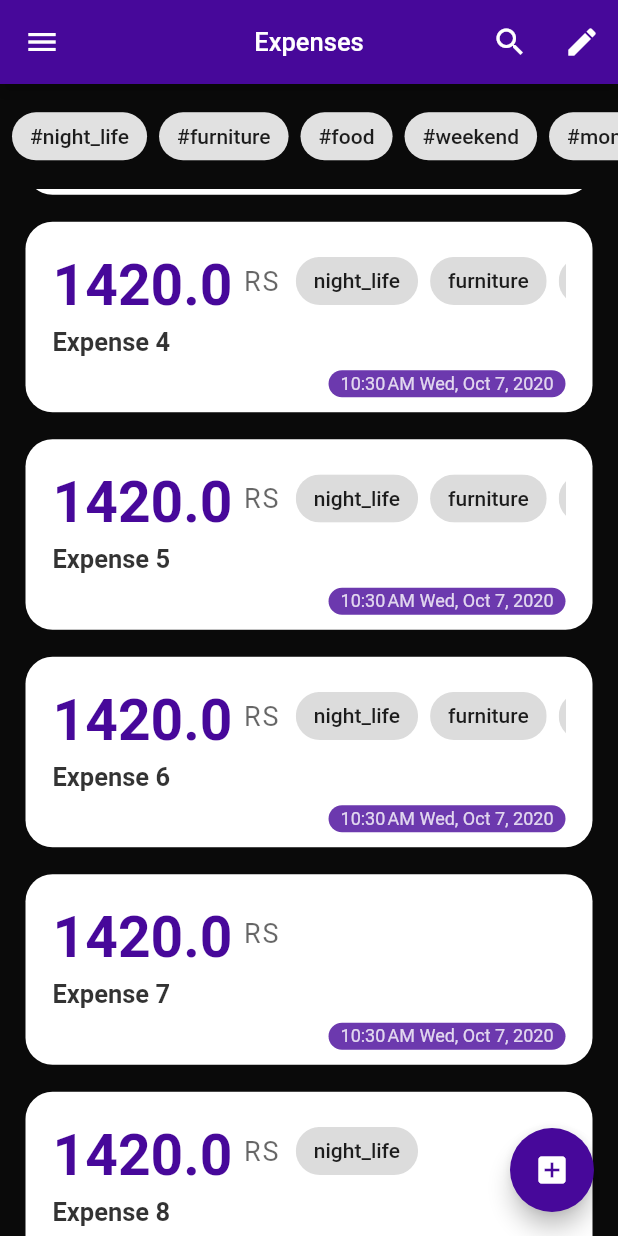
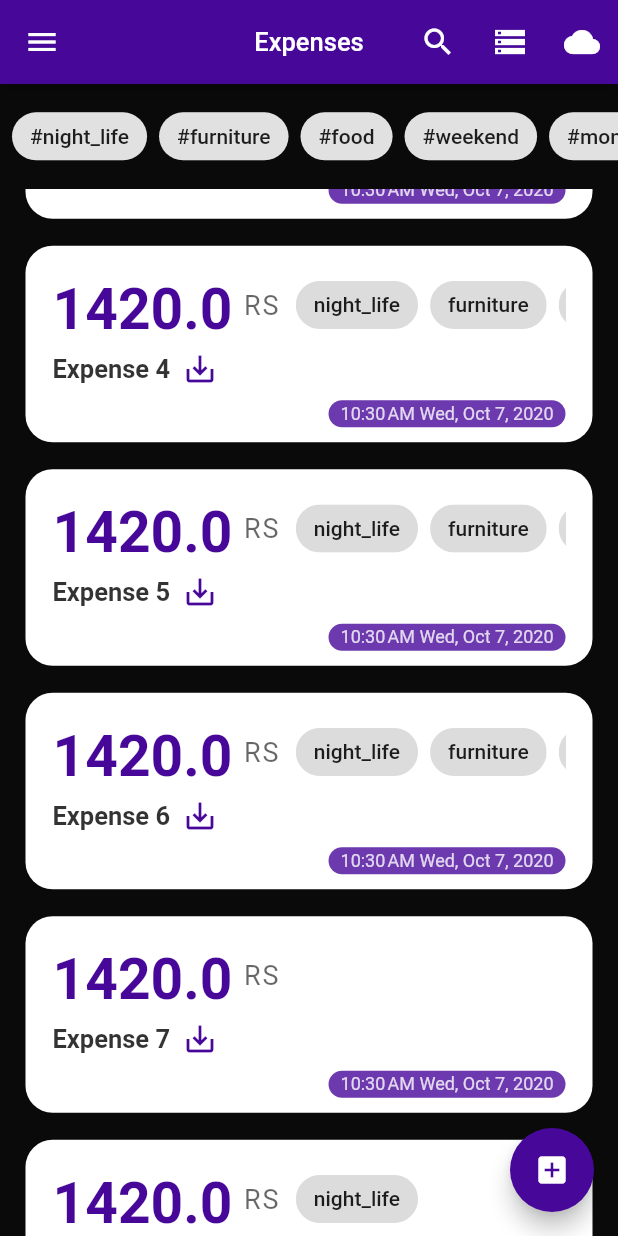
Before and after one commit to pccoeacm/expenses-flutter-app, a Flutter app: the screen it shows after launch, scrolled down 576 dp, after a tap on the "search" icon, on a phone screen of 412 x 824 dp. Run offline on Flutter 3.47's test engine with Material 2 defaults, Android fonts, the phone set to English and light mode, and no system bars; our stand-ins replace google_fonts, sqflite; accounts and stored records are empty; Roboto replaces fonts that are missing (Ubuntu).

Commit message:
Add sqflite package to store data in local database

```diff
--- /dev/null
+++ b/lib/data/db/app_database.dart
@@ -0,0 +1,45 @@
+import 'package:Expense/data/models/expense.dart';
+import 'package:path/path.dart';
+import 'package:sqflite/sqflite.dart';
+
+class AppDatabase {
+  static const String DATABASE_NAME = 'expenses.db';
+  static const int DATABASE_VERSION = 1;
+
+  Database _db;
+
+  Future<Database> get database async {
+    if (_db != null) return _db;
+    _db = await _initDatabase();
+    return _db;
+  }
+
+  _initDatabase() async {
+    return await openDatabase(
+      join(await getDatabasesPath(), DATABASE_NAME),
+      onCreate: _onCreate,
+      version: DATABASE_VERSION,
+    );
+  }
+
+  Future cleanDB() async {
+    final db = await database;
+    [EXPENSE_TABLE].forEach((table) {
+      db.delete(table);
+    });
+  }
+
+  Future _onCreate(Database db, int version) async {
+    await db.execute('''
+      CREATE TABLE IF NOT EXISTS $EXPENSE_TABLE
+      (
+        idLocal INTEGER PRIMARY KEY,
+        id INTEGER,
+        amount REAL,
+        itemDescription VARCHAR(555),
+        time INTEGER,
+        tags TEXT
+      )
+    ''');
+  }
+}
--- a/lib/main.dart
+++ b/lib/main.dart
@@ -1,3 +1,5 @@
+import 'package:Expense/data/db/app_database.dart';
+import 'package:Expense/data/db/dao/expense_dao.dart';
 import 'package:Expense/pages/home.dart';
 import 'package:Expense/providers/expenses.dart';
 import 'package:Expense/providers/search.dart';
@@ -18,7 +20,8 @@ class MyApp extends StatelessWidget {
     ]);
     return MultiProvider(
       providers: [
-        ChangeNotifierProvider(create: (_) => Expenses()),
+        // TODO use a Dependency Injector patter to inject DAOs and DB class
+        ChangeNotifierProvider(create: (_) => Expenses(ExpenseDao(AppDatabase()))),
         ChangeNotifierProvider(create: (_) => Search()),
       ],
       child: MaterialApp(
--- a/lib/models/expense.dart
+++ /dev/null
@@ -1,8 +0,0 @@
-class Expense {
-  double amount;
-  String itemDescription;
-  DateTime time;
-  List<String> tags;
-
-  Expense({this.amount, this.itemDescription, this.time, this.tags = const []});
-}
--- a/lib/pages/home.dart
+++ b/lib/pages/home.dart
@@ -50,6 +50,7 @@ class HomePage extends StatelessWidget {
 
   Widget _buildAppBar(BuildContext context) {
     final _searchProvider = Provider.of<Search>(context);
+    final _expensesProvider = Provider.of<Expenses>(context);
     return AppBar(
       backgroundColor: Color.fromRGBO(71, 8, 154, 1),
       title: Text(
@@ -61,15 +62,16 @@ class HomePage extends StatelessWidget {
       centerTitle: true,
       actions: [
         IconButton(icon: Icon(Icons.search), onPressed: () => _searchProvider.toggleSearch()),
-        IconButton(icon: Icon(Icons.mode_edit), onPressed: () => addExpense(context))
+        IconButton(icon: Icon(Icons.storage), onPressed: () => _expensesProvider.loadStoredExpenses()),
+        IconButton(icon: Icon(Icons.cloud), onPressed: () => _expensesProvider.loadMockExpenseList()),
       ],
     );
   }
 
   Widget _buildBody(BuildContext context) {
     final _searchProvider = Provider.of<Search>(context);
-    final _expenseListProvider = Provider.of<Expenses>(context);
-    final _expenseTagList = _expenseListProvider.expenseList.expand((element) => element.tags).toSet();
+    final _expensesProvider = Provider.of<Expenses>(context);
+    final _expenseTagList = _expensesProvider.expenseList.expand((element) => element.tags).toSet();
     return Container(
       height: double.infinity,
       width: double.infinity,
@@ -113,11 +115,11 @@ class HomePage extends StatelessWidget {
     final _expenseListProvider = Provider.of<Expenses>(context);
     final List _expenseList = _expenseListProvider.getExpenseListFiltered(_searchProvider.queryTags);
     return ListView.builder(
-      itemCount: _expenseList.length,
-      itemBuilder: (_,index){
-        return ExpenseWidget(expense: _expenseList[index],);
-      }
-    );
+        itemCount: _expenseList.length,
+        itemBuilder: (_, index) => InkWell(
+              onLongPress: () => _expenseListProvider.storeExpense(_expenseList[index]),
+              child: ExpenseWidget(expense: _expenseList[index]),
+            ));
   }
 
   Widget _buildFloatingActionButton(BuildContext context) {
--- a/lib/providers/expenses.dart
+++ b/lib/providers/expenses.dart
@@ -1,15 +1,15 @@
 import 'dart:math';
 
-import 'package:Expense/models/expense.dart';
+import 'package:Expense/data/db/dao/expense_dao.dart';
+import 'package:Expense/data/models/expense.dart';
 import 'package:flutter/material.dart';
 
 class Expenses with ChangeNotifier {
+  final ExpenseDao _dao;
 
+  List<Expense> _expenseList = mockList();
 
-  List<Expense> _expenseList = List.generate(10, (index) {
-    List<String> tags = ["food", "weekend", "shopping", "monthly", "night_life", "travel", "furniture"]..shuffle();
-    return Expense(amount: Random().nextInt(1800).toDouble(), itemDescription: "Expense $index", time: DateTime.now(), tags: tags.sublist(0, index % tags.length));
-  });
+  Expenses(this._dao);
 
   List<Expense> get expenseList => _expenseList;
 
@@ -25,4 +25,26 @@ class Expenses with ChangeNotifier {
     _expenseList.add(Expense(amount: amount, itemDescription: itemDescription, time: DateTime.now()));
     notifyListeners();
   }
+
+  Future storeExpense(Expense expense) async {
+    await _dao.insert(expense);
+  }
+
+  Future loadStoredExpenses() async {
+    final results = await _dao.getAll();
+    _expenseList = results;
+    notifyListeners();
+  }
+
+  void loadMockExpenseList() {
+    _expenseList = mockList();
+    notifyListeners();
+  }
 }
+
+/// Mock data
+List<Expense> mockList() => List.generate(10, (index) {
+      List<String> tags = ["food", "weekend", "shopping", "monthly", "night_life", "travel", "furniture"]..shuffle();
+      return Expense(
+          amount: Random().nextInt(1800).toDouble(), itemDescription: "Expense $index", time: DateTime.now(), tags: tags.sublist(0, index % tags.length));
+    });
--- a/lib/widgets/expense.dart
+++ b/lib/widgets/expense.dart
@@ -1,8 +1,9 @@
-
-import 'package:Expense/models/expense.dart';
+import 'package:Expense/data/models/expense.dart';
+import 'package:Expense/providers/expenses.dart';
 import 'package:flutter/material.dart';
 import 'package:google_fonts/google_fonts.dart';
 import 'package:intl/intl.dart';
+import 'package:provider/provider.dart';
 
 class ExpenseWidget extends StatelessWidget {
   final Expense expense;
@@ -86,10 +87,13 @@ class ExpenseWidget extends StatelessWidget {
   }
 
   Widget _buildItemDisplay(BuildContext context) {
+    final _expensesProvider = Provider.of<Expenses>(context);
     return Container(
       margin: EdgeInsets.only(top: 2),
       width: double.infinity,
-      child: Text(
+      child: Row(
+        children: [
+          Text(
             "${expense.itemDescription}",
             textAlign: TextAlign.justify,
             style: GoogleFonts.ubuntu(
@@ -98,6 +102,15 @@ class ExpenseWidget extends StatelessWidget {
               fontSize: 17,
               fontWeight: FontWeight.w600,
             )),
+          ),
+          InkWell(
+            child: Padding(
+              padding: const EdgeInsets.symmetric(horizontal: 8.0),
+              child: Icon(Icons.save_alt, color: Color.fromRGBO(71, 8, 154, 1),),
+            ),
+            onTap: () => _expensesProvider.storeExpense(expense),
+          ),
+        ],
       ),
     );
   }
--- a/pubspec.yaml
+++ b/pubspec.yaml
@@ -26,6 +26,7 @@ dependencies:
   google_fonts: ^1.1.0
   provider: ^4.3.2+2
   intl: ^0.16.1
+  sqflite: ^1.3.1+1
 
   # The following adds the Cupertino Icons font to your application.
   # Use with the CupertinoIcons class for iOS style icons.
```
Also changed, not shown: lib/data/db/dao/expense_dao.dart (added, +42 -0 lines), lib/data/models/expense.dart (added, +32 -0 lines), pubspec.lock. Lines whose indentation alone changed are shown as unchanged.
